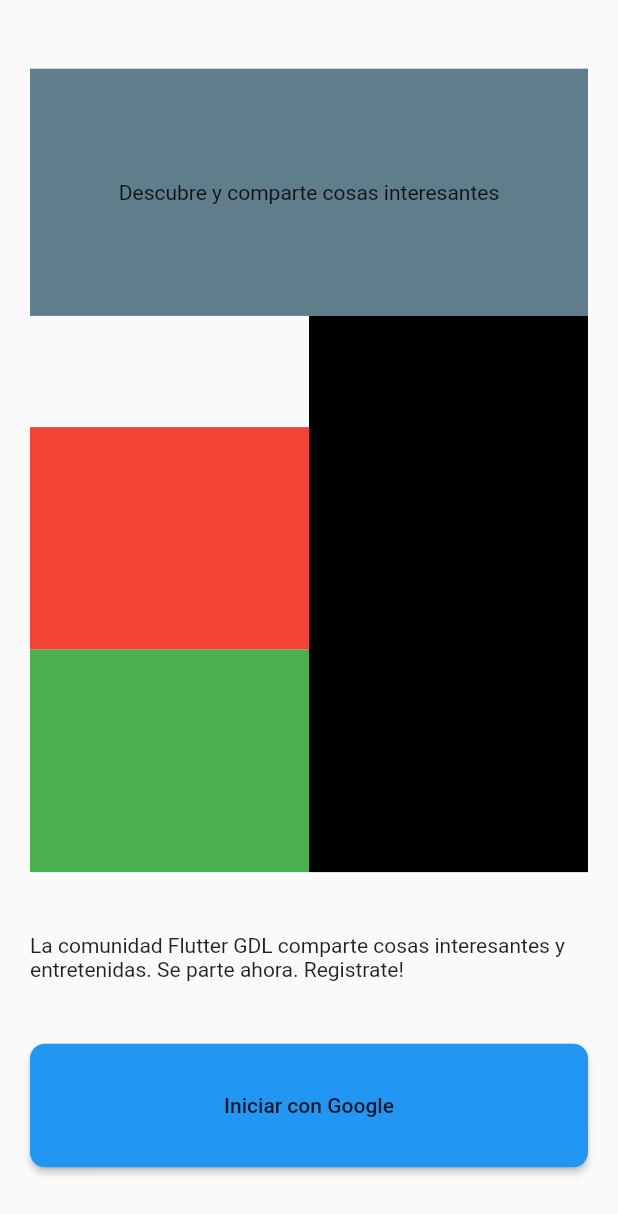
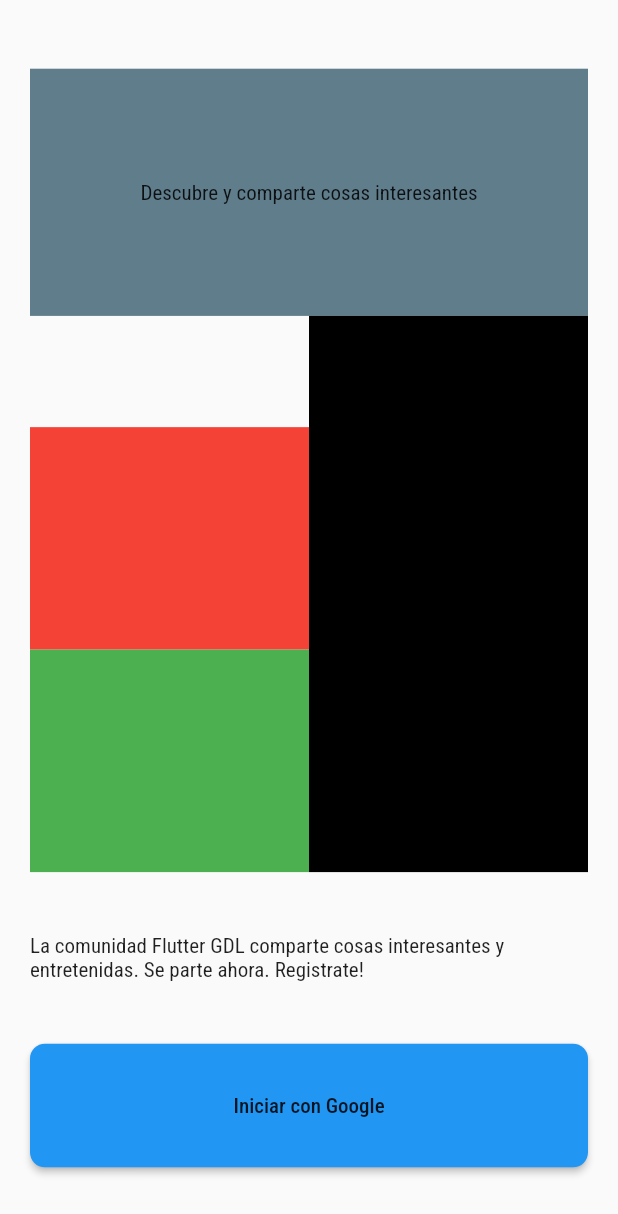
Before and after one commit to Flutter-GDL/community_app, a Flutter app: the screen it shows after launch, on a phone screen of 412 x 824 dp. Shown: the top 1214 px of the screen. Run offline on Flutter 3.47's test engine with Material 2 defaults, Android fonts, the phone set to English and light mode, and no system bars; our stand-ins replace google_fonts.

Commit message:
Google fonts
Se agrego paquete de Google fonts para usar las tipografias de google

```diff
--- a/lib/main.dart
+++ b/lib/main.dart
@@ -1,5 +1,6 @@
 import 'package:community_app/screens/Login.dart';
 import 'package:flutter/material.dart';
+import 'package:google_fonts/google_fonts.dart';
 
 void main() => runApp(MyApp());
 
@@ -10,7 +11,10 @@ class MyApp extends StatelessWidget {
       title: 'Community App',
       debugShowCheckedModeBanner: false,
       theme: ThemeData(
-        backgroundColor: Colors.white
+        backgroundColor: Colors.white,
+        textTheme: GoogleFonts.robotoCondensedTextTheme(
+          Theme.of(context).textTheme
+        )
       ),
       initialRoute: 'login',
       routes: {
--- a/pubspec.yaml
+++ b/pubspec.yaml
@@ -22,6 +22,7 @@ dependencies:
 
   #Packages, plugins y libraries
   fluro: ^1.6.3
+  google_fonts: ^1.1.0
 
   # The following adds the Cupertino Icons font to your application.
   # Use with the CupertinoIcons class for iOS style icons.
```
Also changed, not shown: pubspec.lock.
